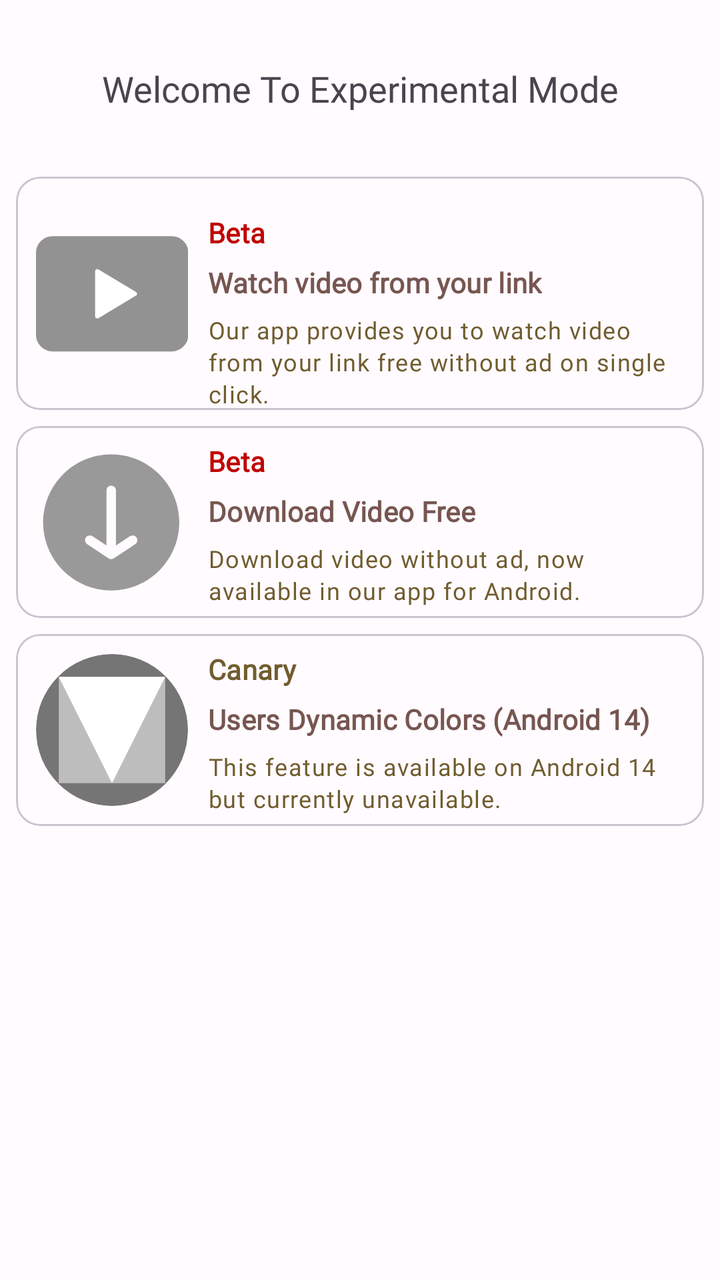
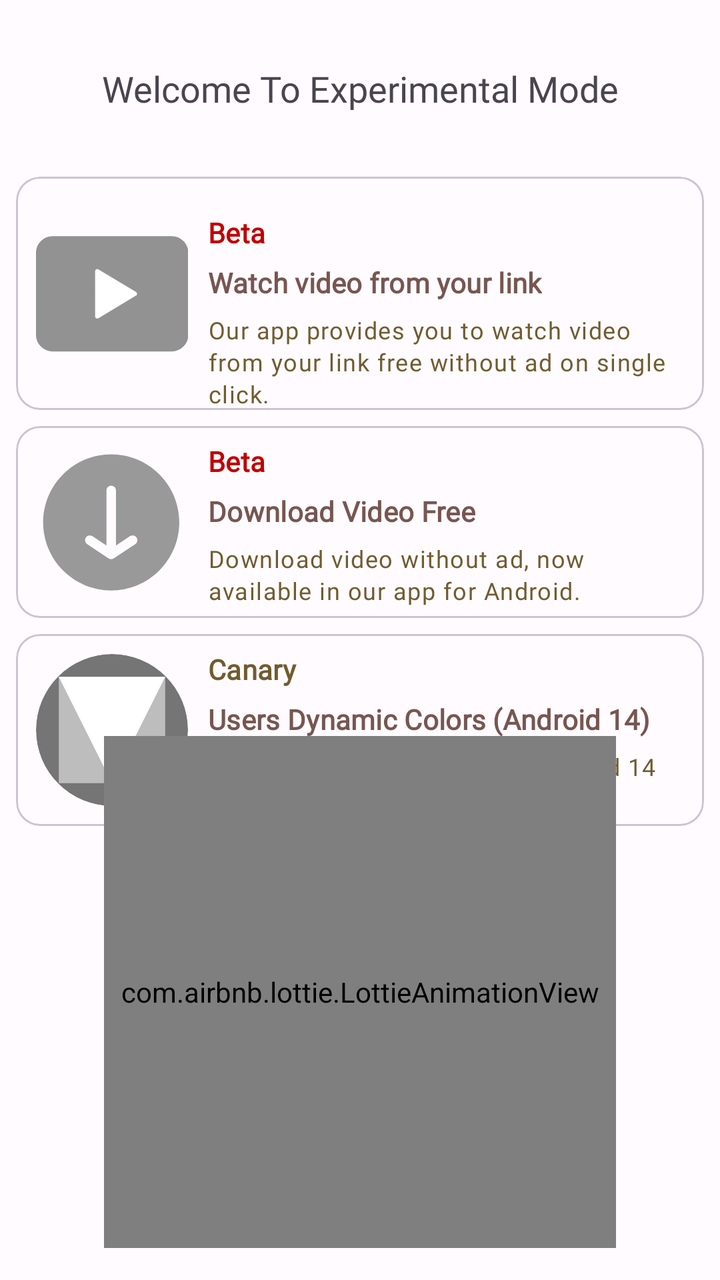

Compare the two renders of this Android layout. The source of the first and the diff that turns it into the second are given below.
<!-- AndroidManifest.xml: application theme Theme.Dopamine -->
<!-- res/layout/activity_experiments_mode.xml -->
<?xml version="1.0" encoding="utf-8"?>
<androidx.constraintlayout.widget.ConstraintLayout xmlns:android="http://schemas.android.com/apk/res/android"
    xmlns:app="http://schemas.android.com/apk/res-auto"
    xmlns:tools="http://schemas.android.com/tools"
    android:id="@+id/main"
    android:layout_width="match_parent"
    android:layout_height="match_parent"
    android:fitsSystemWindows="true"
    tools:context=".beta.ExperimentsMode">

    <com.google.android.material.textview.MaterialTextView
        android:id="@+id/materialTextView3"
        android:layout_width="wrap_content"
        android:layout_height="wrap_content"
        android:layout_marginTop="32dp"
        android:fontFamily="@font/circular_spotify"
        android:gravity="center"
        android:text="@string/welcome_to_experimental_mode"
        android:textColor="?attr/colorControlNormal"
        android:textSize="18sp"
        app:layout_constraintEnd_toEndOf="parent"
        app:layout_constraintStart_toStartOf="parent"
        app:layout_constraintTop_toTopOf="parent" />

    <com.google.android.material.card.MaterialCardView
        android:id="@+id/playVideoFromLink"
        android:layout_width="match_parent"
        android:layout_height="wrap_content"
        android:layout_marginStart="8dp"
        android:layout_marginTop="32dp"
        android:layout_marginEnd="8dp"
        app:layout_constraintEnd_toEndOf="parent"
        app:layout_constraintStart_toStartOf="parent"
        app:layout_constraintTop_toBottomOf="@+id/materialTextView3">

        <androidx.constraintlayout.widget.ConstraintLayout
            android:layout_width="match_parent"
            android:layout_height="wrap_content">

            <com.google.android.material.imageview.ShapeableImageView
                android:id="@+id/image"
                app:shapeAppearance="@style/ShapeAppearance.Material3.Corner.Medium"
                android:layout_width="84dp"
                android:layout_height="84dp"
                android:layout_margin="6dp"
                android:padding="4dp"
                android:src="@drawable/video"
                app:layout_constraintBottom_toBottomOf="parent"
                app:layout_constraintStart_toStartOf="parent"
                app:layout_constraintTop_toTopOf="parent" />

            <com.google.android.material.textview.MaterialTextView
                android:id="@+id/text0"
                android:layout_width="wrap_content"
                android:layout_height="wrap_content"
                android:layout_marginStart="6dp"
                android:layout_marginTop="2dp"
                android:text="@string/beta"
                android:textAppearance="@style/TextAppearance.Material3.LabelLarge"
                android:textColor="?attr/colorPrimary"
                android:textStyle="bold"
                app:fontFamily="@font/circular_spotify"
                app:layout_constraintStart_toEndOf="@id/image"
                app:layout_constraintTop_toTopOf="@id/image" />

            <com.google.android.material.textview.MaterialTextView
                android:id="@+id/text1"
                android:layout_width="wrap_content"
                android:layout_height="wrap_content"
                android:layout_marginStart="6dp"
                android:layout_marginTop="6dp"
                android:text="@string/watch_video_from_your_link"
                android:textAppearance="@style/TextAppearance.Material3.LabelLarge"
                android:textColor="?attr/colorSecondary"
                android:textStyle="bold"
                app:fontFamily="@font/proxima_nova"
                app:layout_constraintStart_toEndOf="@id/image"
                app:layout_constraintTop_toBottomOf="@id/text0" />

            <com.google.android.material.textview.MaterialTextView
                android:layout_width="0dp"
                android:layout_height="wrap_content"
                android:layout_marginStart="6dp"
                android:layout_marginTop="6dp"
                android:layout_marginEnd="8dp"
                android:text="@string/exp_1"
                android:textAppearance="@style/TextAppearance.Material3.LabelMedium"
                android:textColor="?attr/colorTertiary"
                app:fontFamily="@font/proxima_nova"
                app:layout_constraintEnd_toEndOf="parent"
                app:layout_constraintStart_toEndOf="@id/image"
                app:layout_constraintTop_toBottomOf="@id/text1" />
        </androidx.constraintlayout.widget.ConstraintLayout>
    </com.google.android.material.card.MaterialCardView>

    <com.google.android.material.card.MaterialCardView
        android:id="@+id/downloadVideoFromLink"
        android:layout_width="match_parent"
        android:layout_height="wrap_content"
        android:layout_margin="8dp"
        app:layout_constraintStart_toStartOf="parent"
        app:layout_constraintTop_toBottomOf="@id/playVideoFromLink"
        app:layout_constraintEnd_toEndOf="parent">
        <androidx.constraintlayout.widget.ConstraintLayout
            android:layout_width="match_parent"
            android:layout_height="wrap_content">
            <com.google.android.material.imageview.ShapeableImageView
                android:id="@+id/image11"
                android:layout_width="84dp"
                android:layout_height="84dp"
                android:layout_margin="6dp"
                android:padding="4dp"
                android:src="@drawable/download_circle"
                app:shapeAppearance="@style/ShapeAppearance.Material3.Corner.Full"
                app:layout_constraintStart_toStartOf="parent"
                app:layout_constraintTop_toTopOf="parent"
                app:layout_constraintBottom_toBottomOf="parent"/>
            <com.google.android.material.textview.MaterialTextView
                android:id="@+id/text11"
                android:layout_width="wrap_content"
                android:layout_height="wrap_content"
                android:layout_marginTop="2dp"
                android:text="@string/beta"
                android:textStyle="bold"
                android:textColor="?attr/colorPrimary"
                app:fontFamily="@font/circular_spotify"
                android:textAppearance="@style/TextAppearance.Material3.LabelLarge"
                app:layout_constraintStart_toEndOf="@id/image11"
                app:layout_constraintTop_toTopOf="@id/image11"
                android:layout_marginStart="6dp"/>
            <com.google.android.material.textview.MaterialTextView
                android:id="@+id/text12"
                android:layout_width="wrap_content"
                android:layout_height="wrap_content"
                android:layout_marginTop="6dp"
                android:text="@string/download_video_free"
                app:fontFamily="@font/proxima_nova"
                android:textColor="?attr/colorSecondary"
                android:textStyle="bold"
                android:textAppearance="@style/TextAppearance.Material3.LabelLarge"
                app:layout_constraintStart_toEndOf="@id/image11"
                app:layout_constraintTop_toBottomOf="@id/text11"
                android:layout_marginStart="6dp"/>

            <com.google.android.material.textview.MaterialTextView
                android:layout_width="0dp"
                android:layout_height="wrap_content"
                android:layout_marginStart="6dp"
                android:layout_marginTop="6dp"
                android:layout_marginEnd="8dp"
                app:fontFamily="@font/proxima_nova"
                android:textColor="?attr/colorTertiary"
                android:text="@string/download_video_without_ad_now_available_in_our_app_for_android"
                android:textAppearance="@style/TextAppearance.Material3.LabelMedium"
                app:layout_constraintEnd_toEndOf="parent"
                app:layout_constraintStart_toEndOf="@id/image11"
                app:layout_constraintTop_toBottomOf="@id/text12" />
        </androidx.constraintlayout.widget.ConstraintLayout>
    </com.google.android.material.card.MaterialCardView>

    <com.google.android.material.card.MaterialCardView
        android:id="@+id/expUserPhotoColor"
        android:layout_width="match_parent"
        android:layout_height="wrap_content"
        android:layout_margin="8dp"
        android:visibility="visible"
        android:clickable="false"
        app:layout_constraintStart_toStartOf="parent"
        app:layout_constraintTop_toBottomOf="@id/downloadVideoFromLink"
        app:layout_constraintEnd_toEndOf="parent">
        <androidx.constraintlayout.widget.ConstraintLayout
            android:layout_width="match_parent"
            android:layout_height="wrap_content">
            <com.google.android.material.imageview.ShapeableImageView
                android:id="@+id/image112"
                android:layout_width="84dp"
                android:layout_height="84dp"
                android:layout_margin="6dp"
                android:padding="4dp"
                android:src="@drawable/google_material_design_logo"
                app:shapeAppearance="@style/ShapeAppearance.Material3.Corner.Full"
                app:layout_constraintStart_toStartOf="parent"
                app:layout_constraintTop_toTopOf="parent"
                app:layout_constraintBottom_toBottomOf="parent"/>
            <com.google.android.material.textview.MaterialTextView
                android:id="@+id/text112"
                android:layout_width="wrap_content"
                android:layout_height="wrap_content"
                android:layout_marginTop="2dp"
                android:text="@string/canary"
                android:textStyle="bold"
                android:textColor="?attr/colorTertiary"
                app:fontFamily="@font/circular_spotify"
                android:textAppearance="@style/TextAppearance.Material3.LabelLarge"
                app:layout_constraintStart_toEndOf="@id/image112"
                app:layout_constraintTop_toTopOf="@id/image112"
                android:layout_marginStart="6dp"/>
            <com.google.android.material.textview.MaterialTextView
                android:id="@+id/text122"
                android:layout_width="wrap_content"
                android:layout_height="wrap_content"
                android:layout_marginTop="6dp"
                android:text="@string/dynamic_colors_android_14"
                app:fontFamily="@font/proxima_nova"
                android:textColor="?attr/colorSecondary"
                android:textStyle="bold"
                android:textAppearance="@style/TextAppearance.Material3.LabelLarge"
                app:layout_constraintStart_toEndOf="@id/image112"
                app:layout_constraintTop_toBottomOf="@id/text112"
                android:layout_marginStart="6dp"/>

            <com.google.android.material.textview.MaterialTextView
                android:layout_width="0dp"
                android:layout_height="wrap_content"
                android:layout_marginStart="6dp"
                android:layout_marginTop="6dp"
                android:layout_marginEnd="8dp"
                app:fontFamily="@font/proxima_nova"
                android:textColor="?attr/colorTertiary"
                android:text="@string/this_dynamic_color_is_available_on_android_14_but_it_s_a_different"
                android:textAppearance="@style/TextAppearance.Material3.LabelMedium"
                app:layout_constraintEnd_toEndOf="parent"
                app:layout_constraintStart_toEndOf="@id/image112"
                app:layout_constraintTop_toBottomOf="@id/text122" />
        </androidx.constraintlayout.widget.ConstraintLayout>
    </com.google.android.material.card.MaterialCardView>
</androidx.constraintlayout.widget.ConstraintLayout>
<!-- resources referenced by this layout -->
<resources>
  <!-- drawable google_material_design_logo (drawable) -->
  <vector xmlns:android="http://schemas.android.com/apk/res/android"
      android:width="24dp"
      android:height="24dp"
      android:viewportWidth="24"
      android:viewportHeight="24">
    <path
        android:pathData="M12,12m-12,0a12,12 0,1 1,24 0a12,12 0,1 1,-24 0"
        android:fillColor="#757575"/>
    <path
        android:pathData="m3.6,3.6h16.8v16.8h-16.8z"
        android:fillColor="#bdbdbd"/>
    <path
        android:pathData="m20.4,3.6 l-8.4,16.8 -8.4,-16.8z"
        android:fillColor="#fff"/>
  </vector>
  <!-- drawable video (drawable) -->
  <vector xmlns:android="http://schemas.android.com/apk/res/android"
      android:width="500dp"
      android:height="500dp"
      android:viewportWidth="500"
      android:viewportHeight="500">
    <path
        android:pathData="M55,79L446,79A38,38 0,0 1,484 117L484,386A38,38 0,0 1,446 424L55,424A38,38 0,0 1,17 386L17,117A38,38 0,0 1,55 79z"
        android:strokeWidth="34.20000076"
        android:fillColor="#929292"
        android:strokeColor="#929292"/>
    <path
        android:pathData="m201.97,177.91 l0,147.13 122.59,-73.56z"
        android:strokeLineJoin="round"
        android:strokeWidth="15"
        android:fillColor="#ffffff"
        android:strokeColor="#ffffff"
        android:fillType="nonZero"
        android:strokeLineCap="round"/>
  </vector>
  <string name="beta">Beta</string>
  <string name="canary">Canary</string>
  <string name="download_video_free">Download Video Free</string>
  <string name="download_video_without_ad_now_available_in_our_app_for_android">Download video without ad, now available in our app for Android.</string>
  <string name="dynamic_colors_android_14">Users Dynamic Colors (Android 14)</string>
  <string name="exp_1">Our app provides you to watch video from your link free without ad on single click.</string>
  <string name="this_dynamic_color_is_available_on_android_14_but_it_s_a_different">This feature is available on Android 14 but currently unavailable.</string>
  <string name="watch_video_from_your_link">Watch video from your link</string>
  <string name="welcome_to_experimental_mode">Welcome To Experimental Mode</string>
  <style name="Theme.Dopamine" parent="Base.Theme.Dopamine" />
  <color name="md_theme_light_primary">#C00100</color>
  <color name="md_theme_light_onPrimary">#FFFFFF</color>
  <color name="md_theme_light_primaryContainer">#FFDAD4</color>
  <color name="md_theme_light_onPrimaryContainer">#410000</color>
  <color name="md_theme_light_secondary">#775651</color>
  <color name="md_theme_light_onSecondary">#FFFFFF</color>
  <color name="md_theme_light_secondaryContainer">#FFDAD4</color>
  <color name="md_theme_light_onSecondaryContainer">#2C1512</color>
  <color name="md_theme_light_tertiary">#705C2E</color>
  <color name="md_theme_light_onTertiary">#FFFFFF</color>
  <color name="md_theme_light_tertiaryContainer">#FBDFA6</color>
  <color name="md_theme_light_onTertiaryContainer">#251A00</color>
  <color name="md_theme_light_error">#BA1A1A</color>
  <color name="md_theme_light_errorContainer">#FFDAD6</color>
  <color name="md_theme_light_onError">#FFFFFF</color>
  <color name="md_theme_light_onErrorContainer">#410002</color>
  <color name="md_theme_light_background">#FFFBFF</color>
  <color name="md_theme_light_onBackground">#201A19</color>
  <color name="md_theme_light_surface">#FFFBFF</color>
  <color name="md_theme_light_onSurface">#201A19</color>
  <color name="md_theme_light_surfaceVariant">#F5DDDA</color>
  <color name="md_theme_light_onSurfaceVariant">#534341</color>
  <color name="md_theme_light_outline">#857370</color>
  <color name="md_theme_light_inverseOnSurface">#FBEEEC</color>
  <color name="md_theme_light_inverseSurface">#362F2E</color>
  <color name="md_theme_light_inversePrimary">#FFB4A8</color>
  <!-- unchanged entries left out for length: 2 -->
</resources>

<!-- the commit's change to res/layout/activity_experiments_mode.xml (unified diff, before → after) -->
@@ -224,4 +224,16 @@
                 app:layout_constraintTop_toBottomOf="@id/text122" />
         </androidx.constraintlayout.widget.ConstraintLayout>
     </com.google.android.material.card.MaterialCardView>
+
+    <com.airbnb.lottie.LottieAnimationView
+        android:id="@+id/animationView"
+        android:layout_width="256dp"
+        android:layout_height="256dp"
+        android:layout_marginBottom="16dp"
+        app:layout_constraintBottom_toBottomOf="parent"
+        app:layout_constraintEnd_toEndOf="parent"
+        app:layout_constraintStart_toStartOf="parent"
+        app:lottie_autoPlay="true"
+        app:lottie_loop="true"
+        app:lottie_rawRes="@raw/exp" />
 </androidx.constraintlayout.widget.ConstraintLayout>
